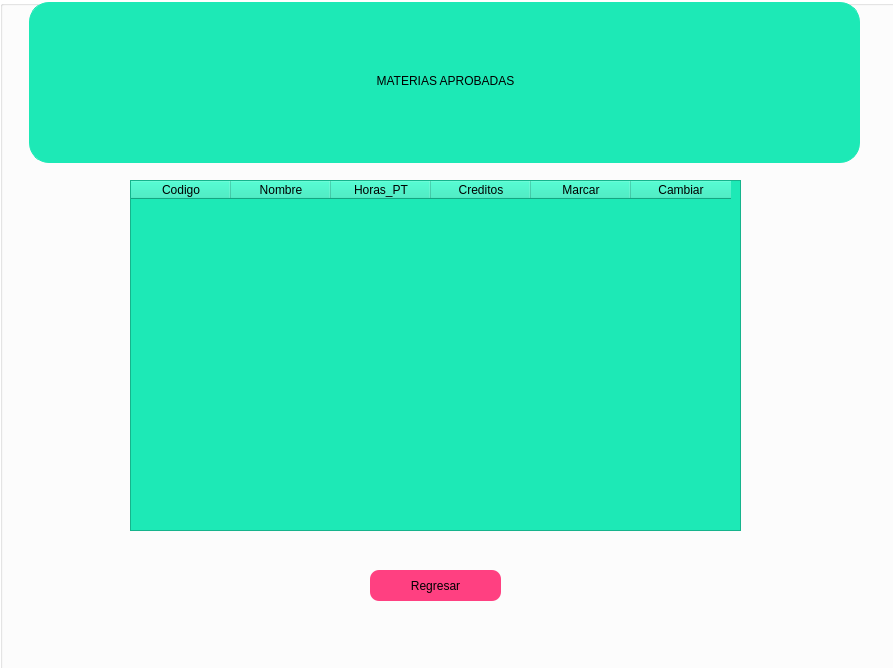
This is SCS/materias_aprobadas.ui in sagarme17/SCS as Qt 5 draws it before an edit. The edited form follows.
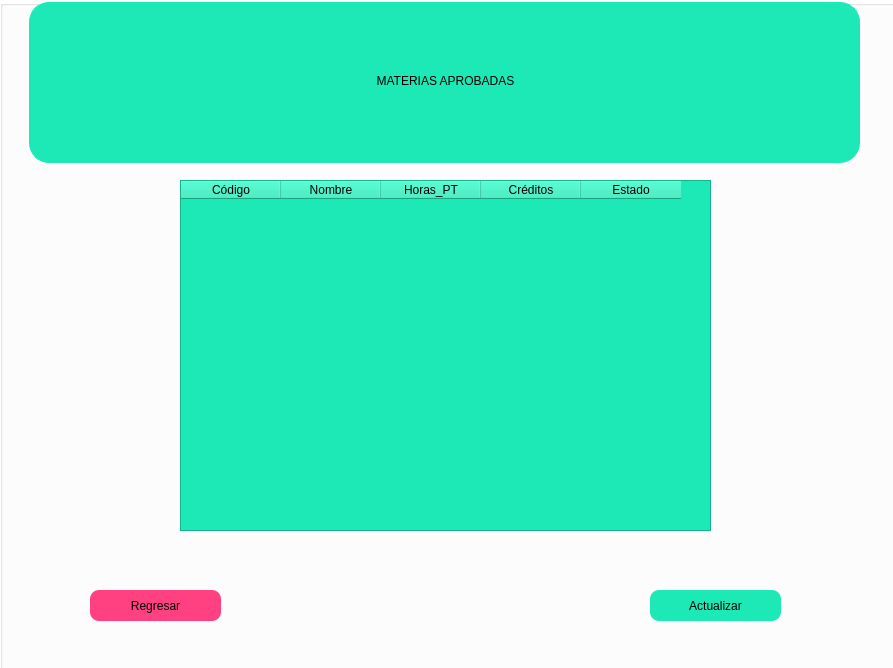
This is the edited form. Icons and pictures are not drawn.

Commit message: Codificación HU marcar materias_aprobadas V2

The edit to the form file:
```diff
--- a/SCS/materias_aprobadas.ui
+++ b/SCS/materias_aprobadas.ui
@@ -124,9 +124,9 @@
    <widget class="QTableWidget" name="marcar">
     <property name="geometry">
      <rect>
-      <x>130</x>
+      <x>180</x>
       <y>180</y>
-      <width>611</width>
+      <width>531</width>
       <height>351</height>
      </rect>
     </property>
@@ -136,7 +136,7 @@
 </string>
     </property>
     <property name="columnCount">
-     <number>6</number>
+     <number>5</number>
     </property>
     <attribute name="horizontalHeaderVisible">
      <bool>true</bool>
@@ -149,7 +149,7 @@
     </attribute>
     <column>
      <property name="text">
-      <string>Codigo</string>
+      <string>Código</string>
      </property>
      <property name="textAlignment">
       <set>AlignCenter</set>
@@ -167,25 +167,20 @@
     </column>
     <column>
      <property name="text">
-      <string>Creditos</string>
+      <string>Créditos</string>
      </property>
     </column>
     <column>
      <property name="text">
-      <string>Marcar</string>
-     </property>
-    </column>
-    <column>
-     <property name="text">
-      <string>Cambiar</string>
+      <string>Estado</string>
      </property>
     </column>
    </widget>
    <widget class="QPushButton" name="Regresar">
     <property name="geometry">
      <rect>
-      <x>370</x>
-      <y>570</y>
+      <x>90</x>
+      <y>590</y>
       <width>131</width>
       <height>31</height>
      </rect>
@@ -200,6 +195,28 @@
      <string>Regresar</string>
     </property>
    </widget>
+   <widget class="QPushButton" name="Actualizar">
+    <property name="geometry">
+     <rect>
+      <x>650</x>
+      <y>590</y>
+      <width>131</width>
+      <height>31</height>
+     </rect>
+    </property>
+    <property name="styleSheet">
+     <string notr="true">background-color: #1DE9B6; 
+font: 14pt 75 &quot;Times New Roman&quot;;
+border: 2px ;
+    border-radius: 9px;</string>
+    </property>
+    <property name="text">
+     <string>Actualizar</string>
+    </property>
+    <property name="autoDefault">
+     <bool>true</bool>
+    </property>
+   </widget>
   </widget>
  </widget>
  <resources>
```
The commit also changes 2 other files.
